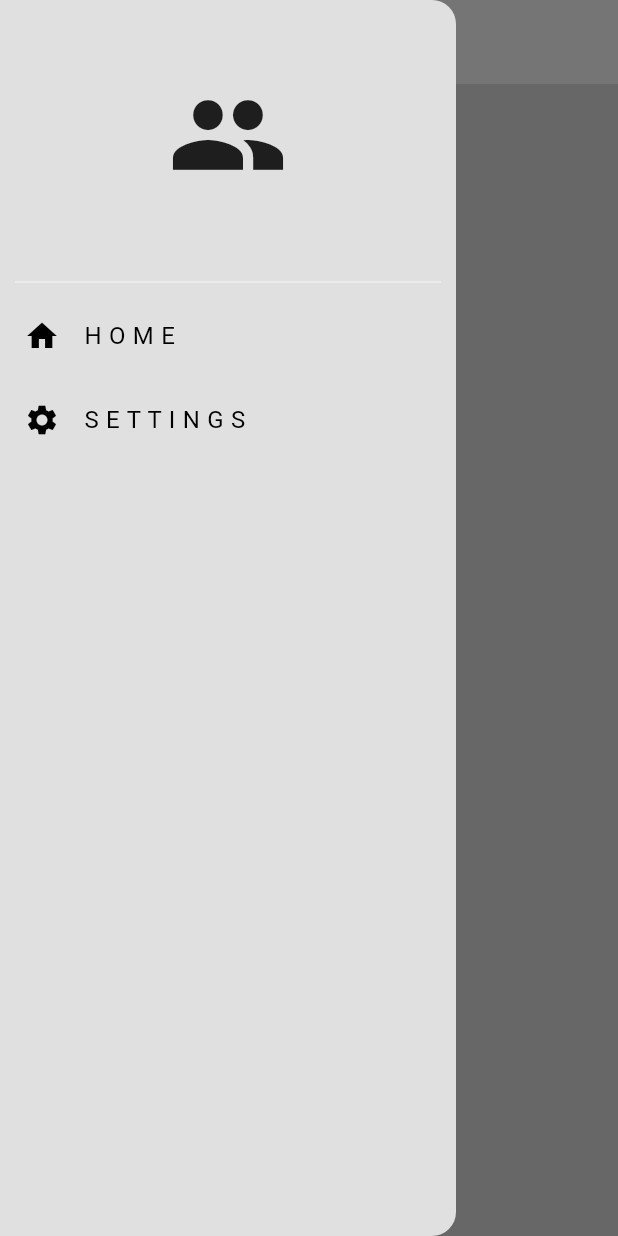
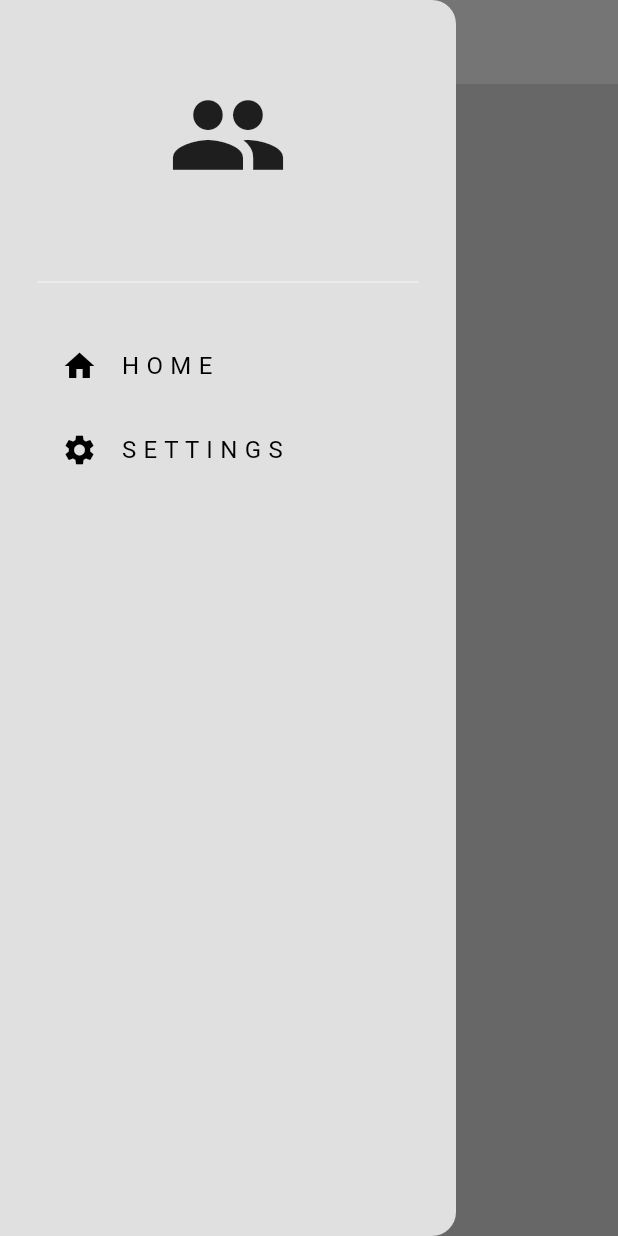
Before and after one commit to Andrew-Marfo/minimal-twitter-clone, a Flutter app: the screen it shows after launch, with the side drawer open, on a phone screen of 412 x 824 dp. Run offline on Flutter 3.47's test engine with Material 3 defaults, Android fonts, the phone set to English and light mode, and no system bars.

Commit message:
added padding to the drawer

```diff
--- a/lib/components/my_drawer.dart
+++ b/lib/components/my_drawer.dart
@@ -9,6 +9,8 @@ class MyDrawer extends StatelessWidget {
   Widget build(BuildContext context) {
     return SafeArea(
       child: Drawer(
+        child: Padding(
+          padding: const EdgeInsets.symmetric(horizontal: 25),
           child: Column(
             children: [
               const Padding(
@@ -19,10 +21,9 @@ class MyDrawer extends StatelessWidget {
                 ),
               ),
               Divider(
-              indent: 10,
-              endIndent: 10,
                 color: Theme.of(context).colorScheme.secondary,
               ),
+              const SizedBox(height: 20),
               MyDrawerListTile(
                 icon: Icons.home,
                 title: 'H O M E',
@@ -48,6 +49,7 @@ class MyDrawer extends StatelessWidget {
             ],
           ),
         ),
+      ),
     );
   }
 }
```
Lines whose indentation alone changed are shown as unchanged.
